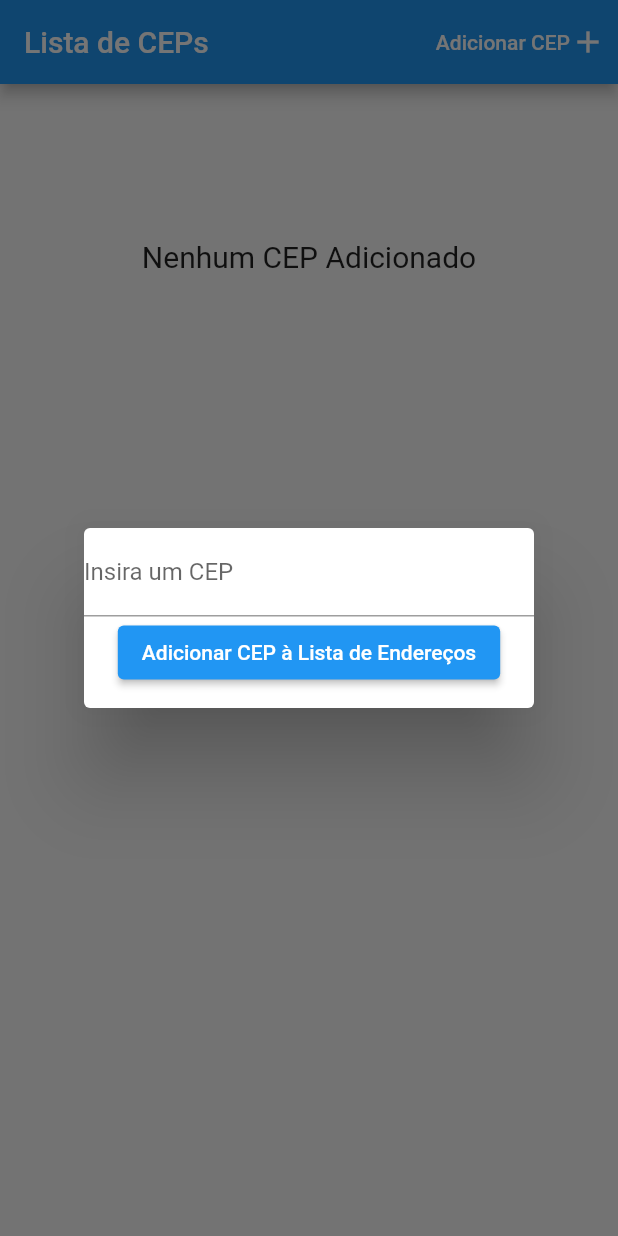
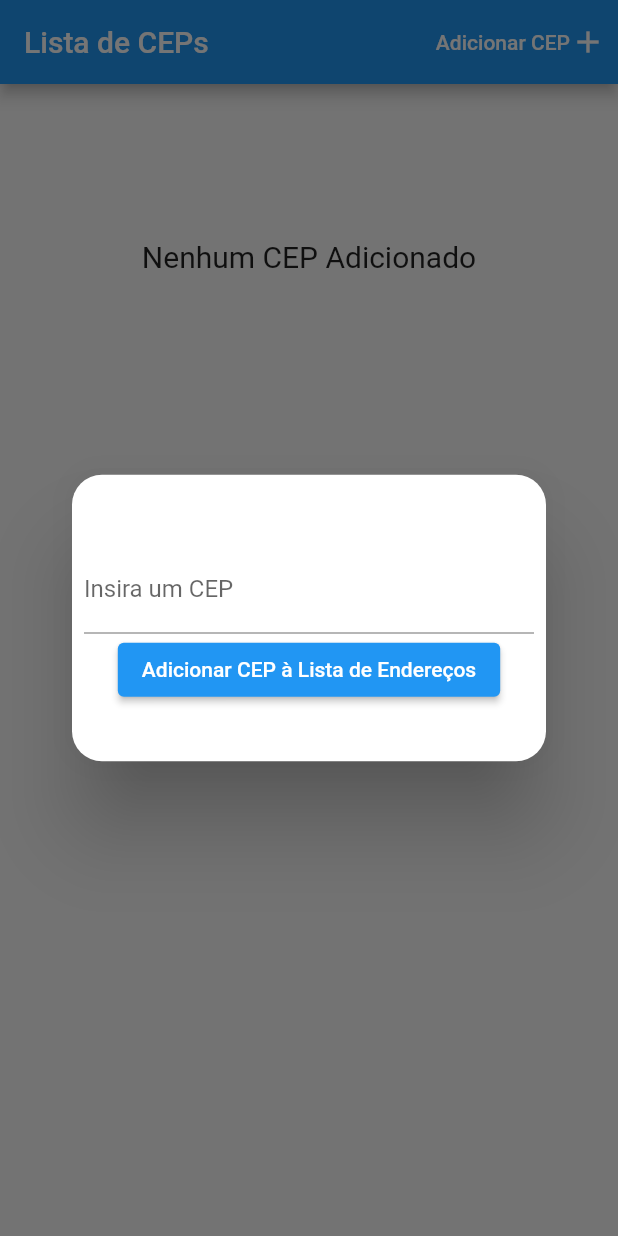
Before and after one commit to BrunoVieiraL/cep_app, a Flutter app: the screen it shows after launch, after a tap on "Adicionar CEP", on a phone screen of 412 x 824 dp. Run offline on Flutter 3.47's test engine with Material 2 defaults, Android fonts, the phone set to English and light mode, and no system bars; our stand-ins replace dio, geolocator, get, google_maps_flutter, sqflite; missing offline and left inert: flutter_polyline_points; accounts and stored records are empty.

Commit message:
minnor fix

```diff
--- a/lib/models/address_model.dart
+++ b/lib/models/address_model.dart
@@ -1,3 +1,4 @@
+import 'package:get/get.dart';
 class AddressModel {
   final String? cep;
   final String? logradouro;
--- a/lib/views/home_page.dart
+++ b/lib/views/home_page.dart
@@ -33,10 +33,9 @@ class _HomePageState extends State<HomePage> {
               ],
             ),
             onPressed: () {
-              showDialog(
-                context: context,
-                builder: (context) => Dialog(
-                  child: SizedBox(
+              Get.defaultDialog(
+                title: '',
+                content: SizedBox(
                   height: 120,
                   width: 300,
                   child: Column(
@@ -61,8 +60,7 @@ class _HomePageState extends State<HomePage> {
                               ),
                             );
                           } else {
-                              if (formatCEP.length > 8 ||
-                                  formatCEP.length < 8) {
+                            if (formatCEP.length > 8 || formatCEP.length < 8) {
                               ScaffoldMessenger.of(context).showSnackBar(
                                 const SnackBar(
                                   content: Text('CEP inválido, confira'),
@@ -70,8 +68,7 @@ class _HomePageState extends State<HomePage> {
                                 ),
                               );
                             } else {
-                                AddressModel infoCep = await controller
-                                    .repository
+                              AddressModel infoCep = await controller.repository
                                   .getInfo(formatCEP);
                               if (infoCep.cep == null && mounted) {
                                 ScaffoldMessenger.of(context).showSnackBar(
@@ -82,9 +79,8 @@ class _HomePageState extends State<HomePage> {
                                 );
                                 textController.clear();
                               } else {
-                                  var checkExistonDB = await AddressDataBase
-                                      .instance
-                                      .getAllCEP();
+                                var checkExistonDB =
+                                    await AddressDataBase.instance.getAllCEP();
                                 var test = '';
                                 for (var i = 0;
                                     i < checkExistonDB.length;
@@ -105,8 +101,7 @@ class _HomePageState extends State<HomePage> {
                                     ),
                                   );
                                 } else {
-                                    AddressDataBase.instance
-                                        .addAddress(infoCep);
+                                  AddressDataBase.instance.addAddress(infoCep);
                                   textController.clear();
                                   Get.back();
                                   ScaffoldMessenger.of(context).showSnackBar(
@@ -121,11 +116,9 @@ class _HomePageState extends State<HomePage> {
                             }
                           }
                         },
-                          child:
-                              const Text('Adicionar CEP à Lista de Endereços'),
+                        child: const Text('Adicionar CEP à Lista de Endereços'),
                       ),
                     ],
-                    ),
                   ),
                 ),
               );
```
Also changed, not shown: lib/views/map_page.dart (+9 -9 lines), 1 other file. Lines whose indentation alone changed are shown as unchanged.
